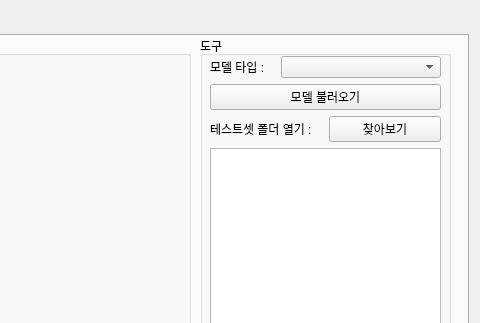
Qt form resource/main_form.ui (boa9448/PyAutoMakerHuman) before a commit; both pictures show x 642 to 1122 and y 0 to 323 of the 1122 by 661 pixel window.
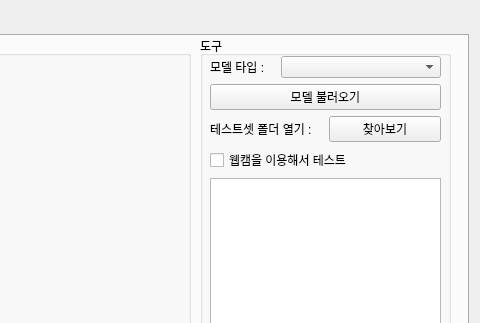
The same form after that commit. The open tabs and pages were chosen to show the change.

Commit message: 캠을 사용해서 테스트할 수 있도록 작성

```diff
--- a/resource/main_form.ui
+++ b/resource/main_form.ui
@@ -420,6 +420,16 @@
          </item>
         </layout>
        </item>
+       <item>
+        <layout class="QHBoxLayout" name="horizontalLayout_8"/>
+       </item>
+       <item>
+        <widget class="QCheckBox" name="test_cam_use_check">
+         <property name="text">
+          <string>웹캠을 이용해서 테스트</string>
+         </property>
+        </widget>
+       </item>
        <item>
         <layout class="QVBoxLayout" name="verticalLayout_13">
          <item>
```
The commit also changes 2 other files.
